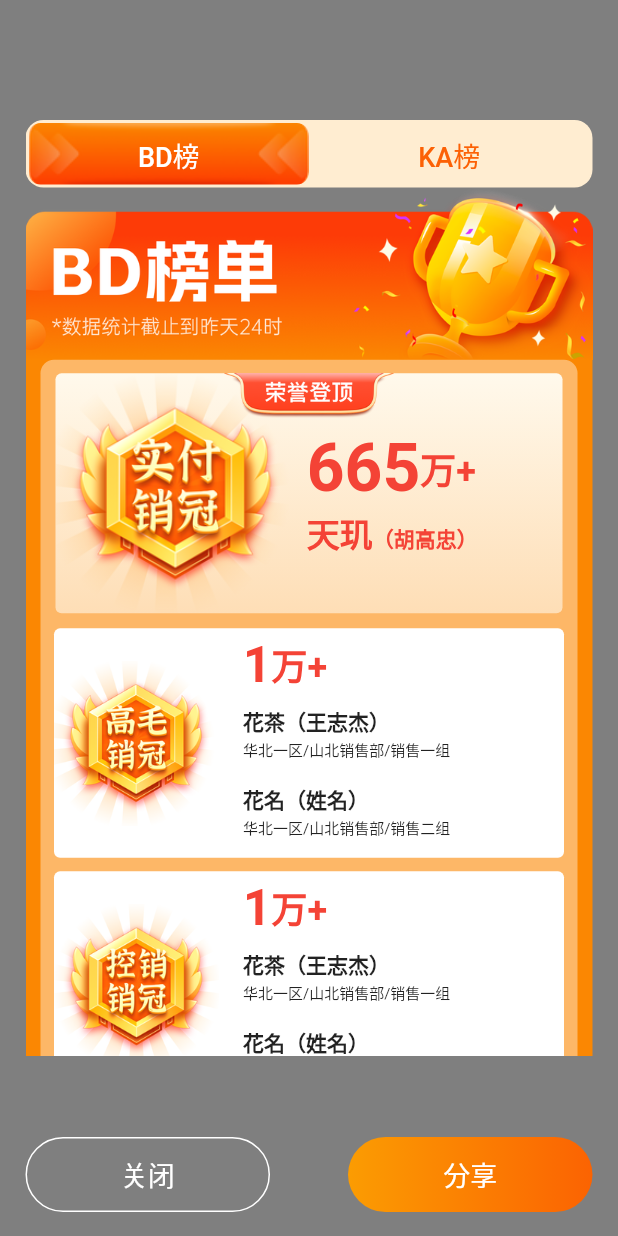
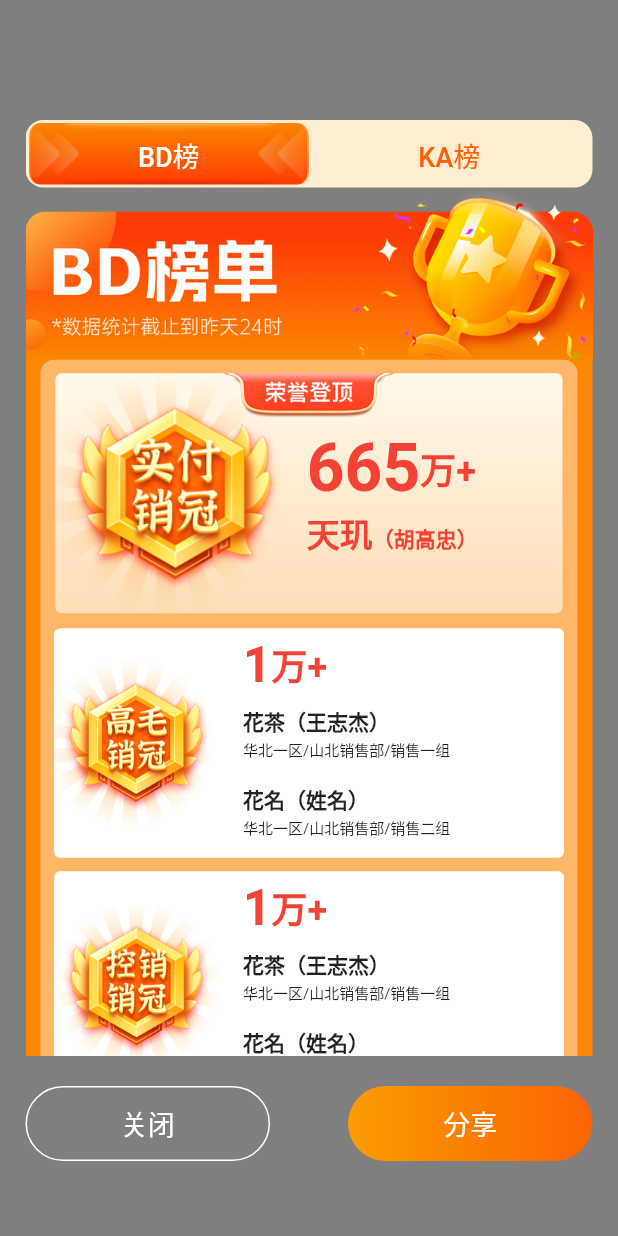
Before and after one commit to biyuhuaping/flutter_sdk_demo, a Flutter app: the SharePageView screen opened directly, on a phone screen of 412 x 824 dp. Run offline on Flutter 3.47's test engine with Material 2 defaults, Android fonts, the phone set to English and light mode, and no system bars; our stand-ins replace share_plus; missing offline and left inert: dart:ffi, draggable_widget.

Commit message:
封装分享截图类 share_helper

```diff
--- a/lib/FullScreenModal.dart
+++ b/lib/FullScreenModal.dart
@@ -1,5 +1,4 @@
 import 'package:flutter/material.dart';
-import 'share_helper.dart';
 import 'share_content_page.dart';
 
 // this class defines the full-screen semi-transparent modal dialog
@@ -58,7 +57,6 @@ class FullScreenModal extends ModalRoute {
           buildMaterialButton("分享", Colors.orange, (){
             Navigator.pop(context);
             //share_plus 分享
-            ShareHelper.onSharePlusShare(context);
           })
         ],
       ), // This trailing comma makes auto-formatting nicer for build methods.
--- a/lib/home_page.dart
+++ b/lib/home_page.dart
@@ -1,6 +1,5 @@
 import 'package:flutter/material.dart';
 import 'package:flutter_sdk_demo/FullScreenModal.dart';
-import 'share_helper.dart';
 import 'package:draggable_widget/draggable_widget.dart';
 import 'share_content_page.dart';
 import 'share_page.dart';
@@ -22,7 +21,7 @@ class _HomeScreenState extends State<HomeScreen> {
     Navigator.of(context).push(PageRouteBuilder(
         opaque: false,
         pageBuilder: (context, animation, secondaryAnimation) {
-          return SharePageView();
+          return SharePageView();//CaptureImagePage();
         })
     );
   }
--- a/lib/share_content_page.dart
+++ b/lib/share_content_page.dart
@@ -1,4 +1,5 @@
 import 'package:flutter/material.dart';
+import 'share_helper.dart';
 
 class Data {
   final String title;
@@ -15,6 +16,8 @@ class ShareContentPage extends StatefulWidget {
 }
 
 class _ShareContentPageState extends State<ShareContentPage> {
+  GlobalKey repaintWidgetKey = GlobalKey(); // 绘图key值
+
   final List<Data> dataList = [
     Data('Group 1', ['Item 1', 'Item 2', 'Item 3']),
     Data('Group 2', ['Item 1', 'Item 2', 'Item 3', 'Item 4', 'Item 5']),
@@ -23,15 +26,14 @@ class _ShareContentPageState extends State<ShareContentPage> {
 
   bool isButton1Selected = true;
   int selectedType = 1; //默认选中BD=1，KA=2
-  // double containerHeight = MediaQuery.of(context).size.height - 200; //弹框整体默认高度
-  // double screenHeight = WidgetsBinding.instance!.window.physicalSize.height / WidgetsBinding.instance!.window.devicePixelRatio;
 
   @override
   Widget build(BuildContext context) {
-    double containerHeight = MediaQuery.of(context).size.height - 200;
+    double containerHeight = MediaQuery.of(context).size.height-200;
 
-    return Container(
-      //弹框视图容器
+    return Column(
+      children: [
+        Container(
           margin: const EdgeInsets.only(top: 80), // 弹框顶部位置
           height: containerHeight, // 弹框整体高度
           decoration: BoxDecoration(
@@ -42,6 +44,68 @@ class _ShareContentPageState extends State<ShareContentPage> {
             child: Column(
               children: <Widget>[
                 buildHeaderButtons(context),
+                buildRepaintBoundary(),
+              ],
+            ),
+          ),
+        ),
+        Container(
+          height: 90,
+          // color: Colors.blue,
+          child: Row(
+            mainAxisAlignment: MainAxisAlignment.spaceBetween,
+            children: [
+              buildMaterialButton("关闭", onPressed:() {
+                Navigator.pop(context);
+              }),
+              buildMaterialButton("分享", hasGradient: true, onPressed:() {
+                // Navigator.pop(context);
+                //share_plus 分享
+                ShareHelper().onSharePlusShare(repaintWidgetKey);
+              }),
+            ],
+          ),
+        )
+      ],
+    );
+  }
+
+  //按钮：关闭、分享
+  Widget buildMaterialButton(String title, {bool hasGradient = false, VoidCallback? onPressed}) {
+    return Container(
+      height: 50,
+      width: 163,
+      decoration: BoxDecoration(
+        borderRadius: BorderRadius.circular(25),
+        border: !hasGradient
+            ? Border.all(color: Colors.white, width: 1.0,)
+            : null,
+        gradient: hasGradient
+            ? const LinearGradient(
+          colors: [Color(0xFFFB9C02), Color(0xFFFB6302)],// 渐变的颜色数组
+          begin: Alignment.centerLeft, // 渐变的起点位置
+          end: Alignment.centerRight, // 渐变的终点位置
+          stops: [0.0, 1.0], // 渐变颜色的分布位置，范围是0.0到1.0
+        )
+            : null,
+      ),
+      child: TextButton(
+        onPressed: onPressed,
+        child: Text(
+          title,
+          style: TextStyle(color: Colors.white, fontSize: 18),
+        ),
+      ),
+    );
+  }
+
+  //整个截图部分
+  Widget buildRepaintBoundary(){
+    return RepaintBoundary(
+      key: repaintWidgetKey,
+      child: Container(
+        child: Column(
+          children: [
             Image.asset(
               selectedType == 1
                   ? 'assets/share_header_BD.png'
@@ -49,6 +113,7 @@ class _ShareContentPageState extends State<ShareContentPage> {
               fit: BoxFit.cover,
             ),
             Container(
+              // height: MediaQuery.of(context).size.height -200,
               decoration: const BoxDecoration(
                 color: Color(0xFFFB8702),
                 // color: Colors.green,
@@ -216,7 +281,7 @@ class _ShareContentPageState extends State<ShareContentPage> {
                   mainAxisAlignment: MainAxisAlignment.start,
                   children: [
                     Text(
-                      amountList[0]!,
+                      amountList[0],
                       style: const TextStyle(
                         fontSize: 44,
                         color: Colors.red,
@@ -224,7 +289,7 @@ class _ShareContentPageState extends State<ShareContentPage> {
                       ),
                     ),
                     Text(
-                      amountList[1]!,
+                      amountList[1],
                       style: const TextStyle(
                         fontSize: 24,
                         color: Colors.red,
@@ -456,13 +521,13 @@ class _ShareContentPageState extends State<ShareContentPage> {
         mainAxisAlignment: MainAxisAlignment.start,
         children: [
           Text(
-            amountList[0]!,
+            amountList[0],
             style: const TextStyle(
               fontSize: 33,
               fontWeight: FontWeight.bold,
             ),
           ),
-          Text(amountList[1]!),
+          Text(amountList[1]),
         ],
       ),
     );
--- a/lib/share_page.dart
+++ b/lib/share_page.dart
@@ -1,6 +1,5 @@
 import 'package:flutter/material.dart'; //SharePageView
 import 'package:flutter/cupertino.dart';
-import 'share_helper.dart';
 import 'share_content_page.dart';
 
 class SharePageView extends StatefulWidget {
@@ -18,26 +17,26 @@ class SharePageViewState extends State<SharePageView> {
         child: ShareContentPage(),
         color: Colors.transparent,
       ),
-      floatingActionButton: Stack(
-        alignment: Alignment.bottomCenter,
-        children: [
-          Positioned(
-            left: 17,
-            child: buildMaterialButton("关闭", onPressed:() {
-              Navigator.pop(context);
-            }),
-          ),
-          Positioned(
-            right: 17,
-            child: buildMaterialButton("分享", hasGradient: true, onPressed:() {
-              Navigator.pop(context);
-              //share_plus 分享
-              ShareHelper.onSharePlusShare(context);
-            }),
-          ),
-        ],
-      ),
-      floatingActionButtonLocation: FloatingActionButtonLocation.centerFloat,
+      // floatingActionButton: Stack(
+      //   alignment: Alignment.bottomCenter,
+      //   children: [
+      //     Positioned(
+      //       left: 17,
+      //       child: buildMaterialButton("关闭", onPressed:() {
+      //         Navigator.pop(context);
+      //       }),
+      //     ),
+      //     Positioned(
+      //       right: 17,
+      //       child: buildMaterialButton("分享", hasGradient: true, onPressed:() {
+      //         Navigator.pop(context);
+      //         //share_plus 分享
+      //         ShareHelper.onSharePlusShare(context);
+      //       }),
+      //     ),
+      //   ],
+      // ),
+      // floatingActionButtonLocation: FloatingActionButtonLocation.centerFloat,
     );
   }
 
```
Also changed, not shown: lib/repaintBoundary_utils.dart (deleted, +0 -56 lines), lib/share_helper.dart (+42 -25 lines). Lines whose indentation alone changed are shown as unchanged.
